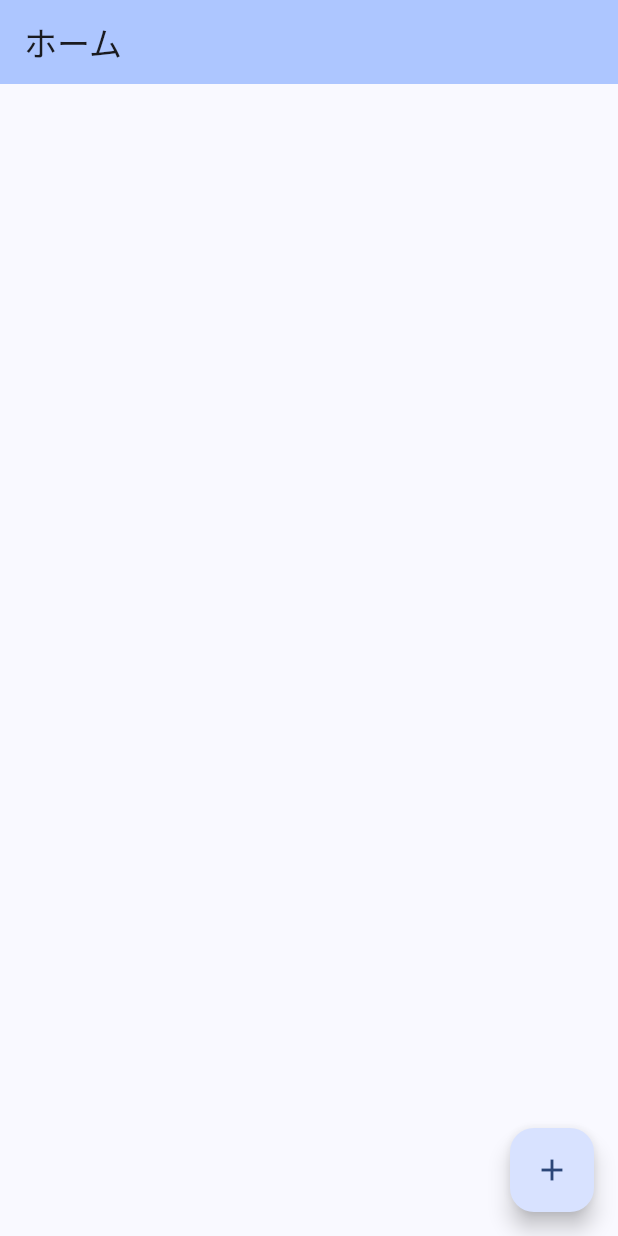
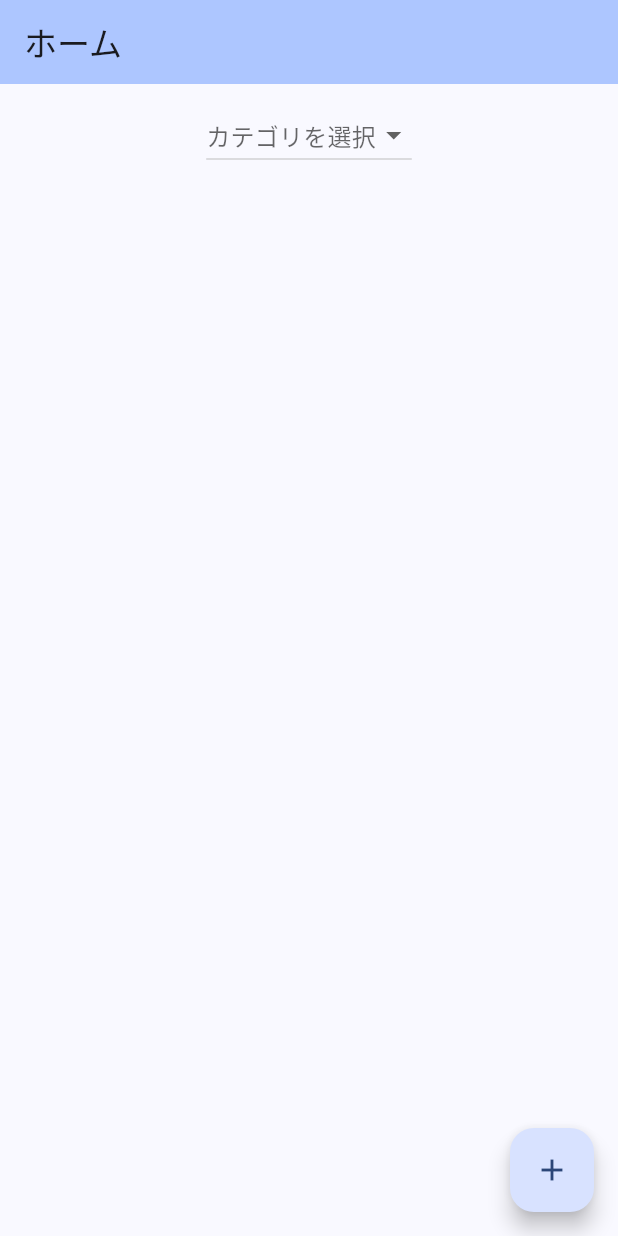
Before and after one commit to tsuchida-y/TakizawaHackathon_questionbox, a Flutter app: the screen it shows after launch, on a phone screen of 412 x 824 dp. Run offline on Flutter 3.47's test engine with Material 3 defaults, Android fonts, the phone set to English and light mode, and no system bars.

Commit message:
カテゴリフィルタの完成

```diff
--- a/lib/main.dart
+++ b/lib/main.dart
@@ -44,7 +44,8 @@ class MyHomePage extends StatefulWidget {
 class _MyHomePageState extends State<MyHomePage> {
   late int state;
   late int state2;
-  List<Widget> buttons = [];
+  final List<ButtonInfo> _buttonInfos = [];
+  String? _selectedCategory;
 
   @override
   void initState() {
@@ -56,14 +57,37 @@ class _MyHomePageState extends State<MyHomePage> {
 
   void _addButtons(int counter) {
     for (int i = 0; i < counter; i++) {
-      _addButton("Button ${buttons.length + 1}", "Question text");
+      _addButton(
+          "Button ${_buttonInfos.length + 1}", "Question text", "カテゴリなし");
     }
   }
 
-  void _addButton(String buttonText, String questionText) {
+  void _addButton(String buttonText, String questionText, String category) {
     setState(() {
-      buttons.add(
-        Column(
+      _buttonInfos.add(ButtonInfo(buttonText, questionText, category));
+    });
+  }
+
+  void _incrementCounter(Map<String, String> result) {
+    setState(() {
+      state += 1;
+      _addButton(
+          result['buttonText']!, result['questionText']!, result['category']!);
+    });
+  }
+
+  List<Widget> _filteredButtons() {
+    List<ButtonInfo> filteredButtons;
+    if (_selectedCategory == null || _selectedCategory!.isEmpty) {
+      filteredButtons = _buttonInfos;
+    } else {
+      filteredButtons = _buttonInfos.where((buttonInfo) {
+        return buttonInfo.category == _selectedCategory;
+      }).toList();
+    }
+
+    return filteredButtons.map((buttonInfo) {
+      return Column(
         children: [
           const SizedBox(height: 10), // 上部の空白
           ElevatedButton(
@@ -72,7 +96,9 @@ class _MyHomePageState extends State<MyHomePage> {
                 context,
                 MaterialPageRoute(
                   builder: (context) => NewScreen(
-                        buttonText: buttonText, questionText: questionText),
+                      buttonText: buttonInfo.buttonText,
+                      questionText: buttonInfo.questionText,
+                      category: buttonInfo.category),
                 ),
               );
             },
@@ -85,20 +111,12 @@ class _MyHomePageState extends State<MyHomePage> {
               ),
               minimumSize: const Size(400, 50),
             ),
-              child: Text(buttonText),
+            child: Text(buttonInfo.buttonText),
           ),
           const SizedBox(height: 10), // 下部の空白
         ],
-        ),
       );
-    });
-  }
-
-  void _incrementCounter(Map<String, String> result) {
-    setState(() {
-      state += 1;
-      _addButton(result['buttonText']!, result['questionText']!);
-    });
+    }).toList();
   }
 
   @override
@@ -108,12 +126,63 @@ class _MyHomePageState extends State<MyHomePage> {
         backgroundColor: Theme.of(context).colorScheme.inversePrimary,
         title: Text(widget.title),
       ),
-      body: SingleChildScrollView(
+      body: Center(
+        child: Column(
+          children: [
+            // カテゴリフィルタ用のDropdownButtonを追加
+            Padding(
+              padding: const EdgeInsets.all(10.0),
+              child: DropdownButton<String>(
+                value: _selectedCategory,
+                hint: const Text('カテゴリを選択'),
+                items: const [
+                  DropdownMenuItem(
+                    value: '勉強',
+                    child: Text('勉強'),
+                  ),
+                  DropdownMenuItem(
+                    value: 'キャリア',
+                    child: Text('キャリア'),
+                  ),
+                  DropdownMenuItem(
+                    value: 'SNS・メディア',
+                    child: Text('SNS・メディア'),
+                  ),
+                  DropdownMenuItem(
+                    value: '趣味',
+                    child: Text('趣味'),
+                  ),
+                  DropdownMenuItem(
+                    value: '設備',
+                    child: Text('設備'),
+                  ),
+                  DropdownMenuItem(
+                    value: '友達',
+                    child: Text('友達'),
+                  ),
+                  DropdownMenuItem(
+                    value: '家庭・生活',
+                    child: Text('家庭・生活'),
+                  ),
+                ],
+                onChanged: (String? value) {
+                  setState(() {
+                    _selectedCategory = value;
+                  });
+                },
+              ),
+            ),
+            Expanded(
+              child: SingleChildScrollView(
                 child: Column(
                   mainAxisAlignment: MainAxisAlignment.center,
                   children: <Widget>[
-            ...buttons,
+                    ..._filteredButtons(), // フィルタリングされたボタンリストを表示
                     const SizedBox(height: 20),
+                  ],
+                ),
+              ),
+            ),
           ],
         ),
       ),
@@ -135,3 +204,11 @@ class _MyHomePageState extends State<MyHomePage> {
     );
   }
 }
+
+class ButtonInfo {
+  final String buttonText;
+  final String questionText;
+  final String category;
+
+  ButtonInfo(this.buttonText, this.questionText, this.category);
+}
```
Also changed, not shown: lib/answer.dart (+34 -2 lines), lib/question.dart (+6 -4 lines). Lines whose indentation alone changed are shown as unchanged.
